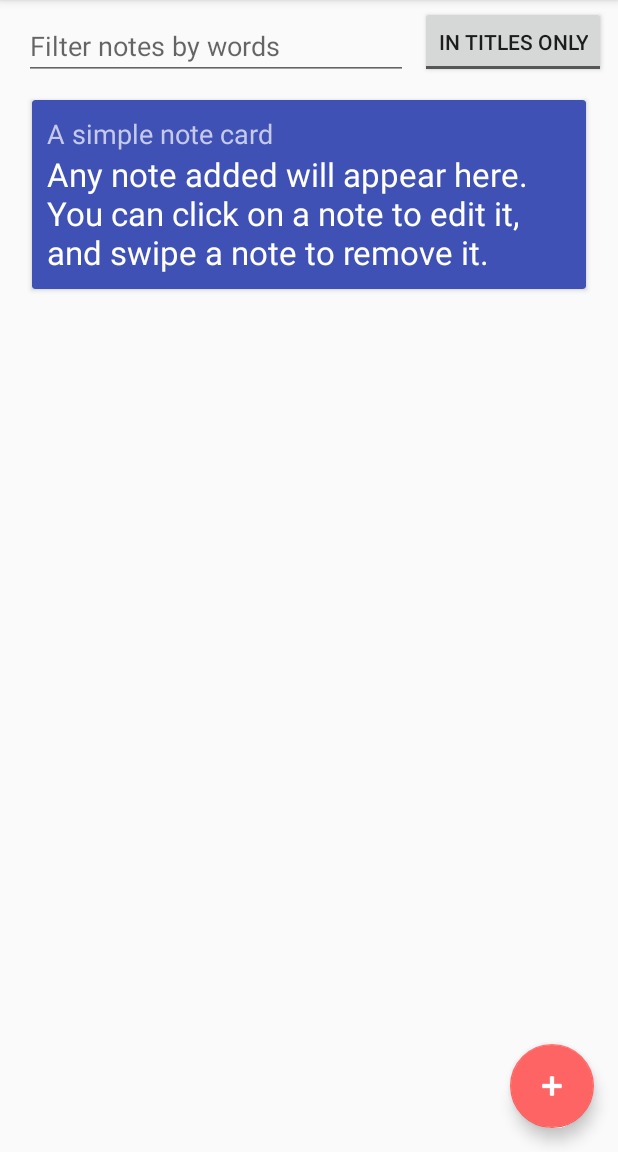
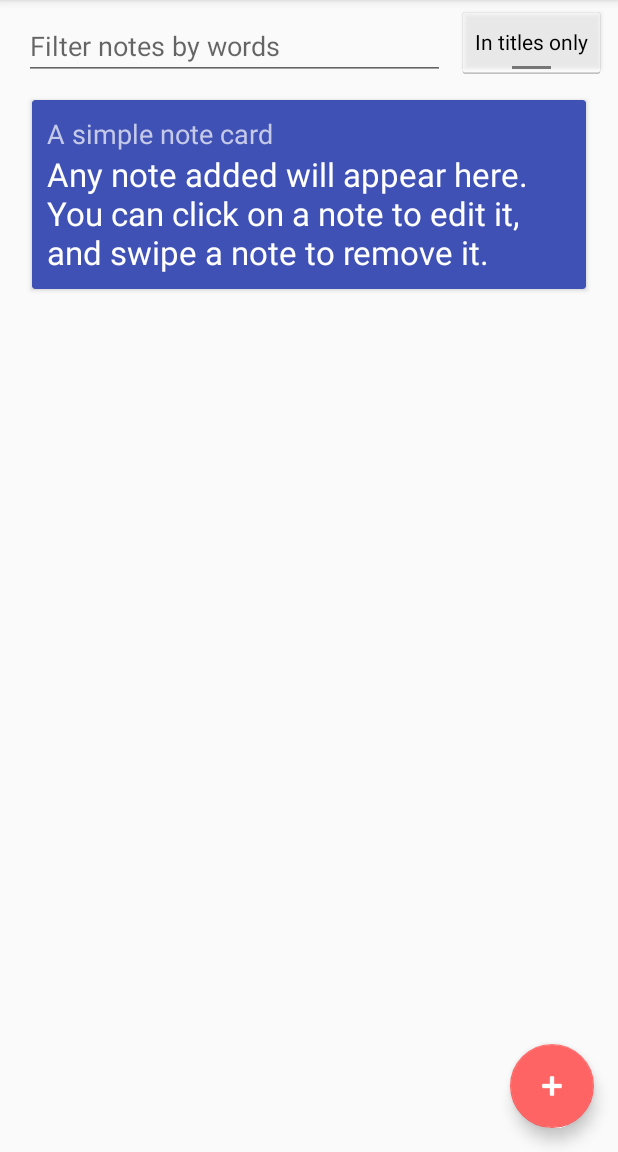
Before and after one commit to Segmev/basicnotesandroid, an Android app: the screen it shows after launch (MainActivity), on a phone screen of 412 x 824 dp, the part 84-1236 px from its top. Run offline under Robolectric (Android 15) with nearby library versions, the phone set to English and light mode, and no system bars.

Commit message:
Nicer toggle button

```diff
--- a/app/src/main/res/layout/activity_main.xml
+++ b/app/src/main/res/layout/activity_main.xml
@@ -53,6 +53,7 @@
 
     <ToggleButton
         android:id="@+id/toggleSearch"
+        style="@android:style/Widget.Holo.Light.Button.Toggle"
         android:layout_width="wrap_content"
         android:layout_height="wrap_content"
         android:layout_marginEnd="8dp"
```
